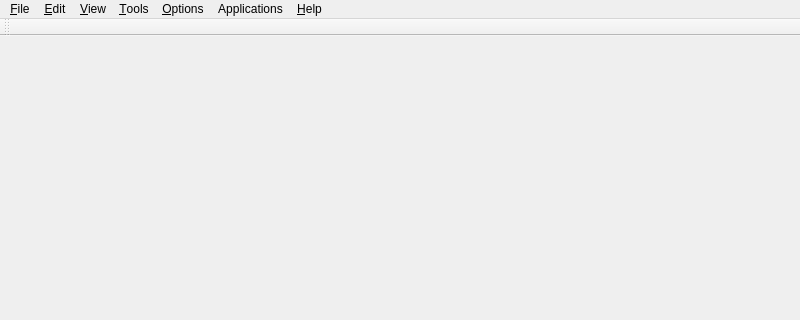
Old version of the form neurolabi/gui/mainwindow.ui in the repository janelia-flyem/NeuTu; both pictures show x 0 to 800 and y 0 to 320 of the 800 by 600 pixel window.
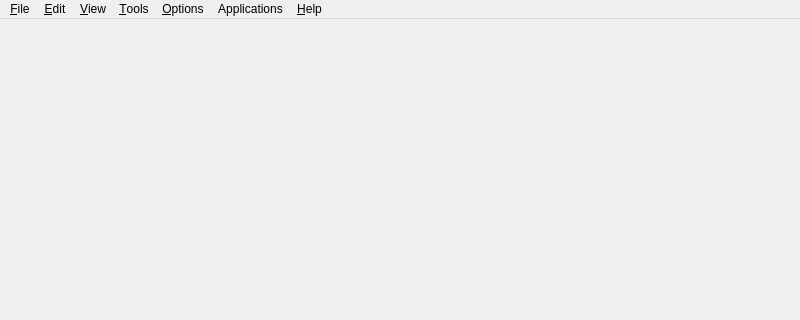
New version of the form. Icons and pictures are not drawn.

Commit message: adjusting toolbar size

```diff
--- a/neurolabi/gui/mainwindow.ui
+++ b/neurolabi/gui/mainwindow.ui
@@ -460,23 +460,6 @@
    <addaction name="menuHelp"/>
   </widget>
   <widget class="QStatusBar" name="statusbar"/>
-  <widget class="QToolBar" name="toolBar">
-   <property name="windowTitle">
-    <string>toolBar</string>
-   </property>
-   <property name="iconSize">
-    <size>
-     <width>24</width>
-     <height>24</height>
-    </size>
-   </property>
-   <attribute name="toolBarArea">
-    <enum>TopToolBarArea</enum>
-   </attribute>
-   <attribute name="toolBarBreak">
-    <bool>false</bool>
-   </attribute>
-  </widget>
   <action name="actionOpen">
    <property name="icon">
     <iconset resource="gui.qrc">
```
The commit also changes 5 other files.
